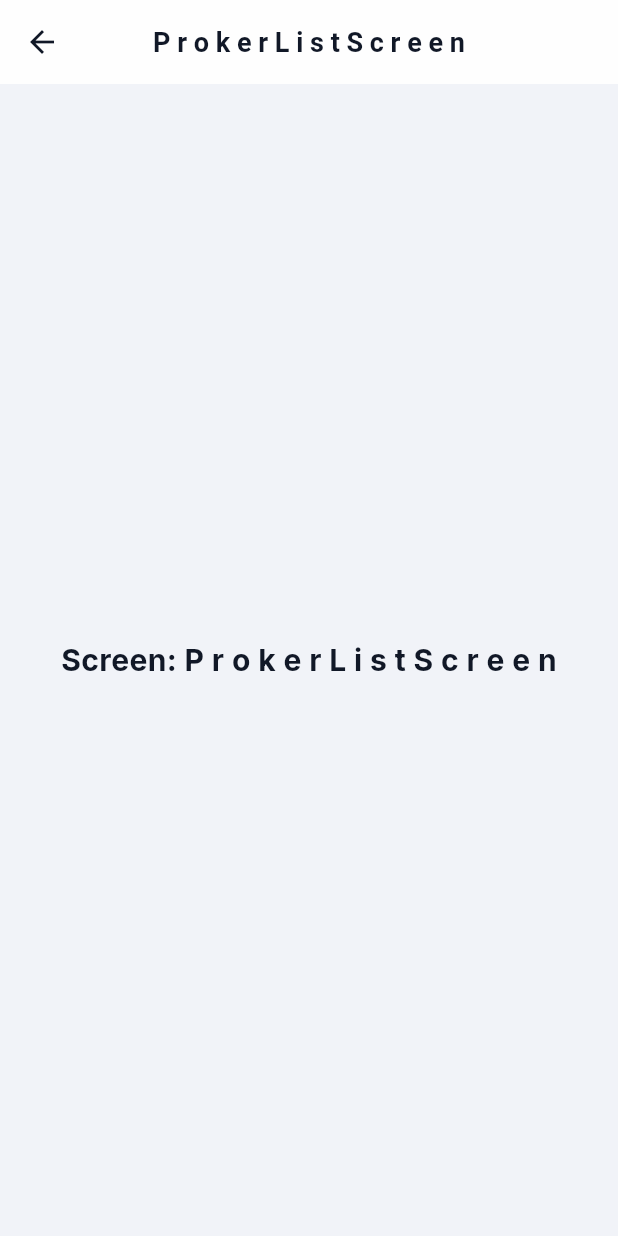
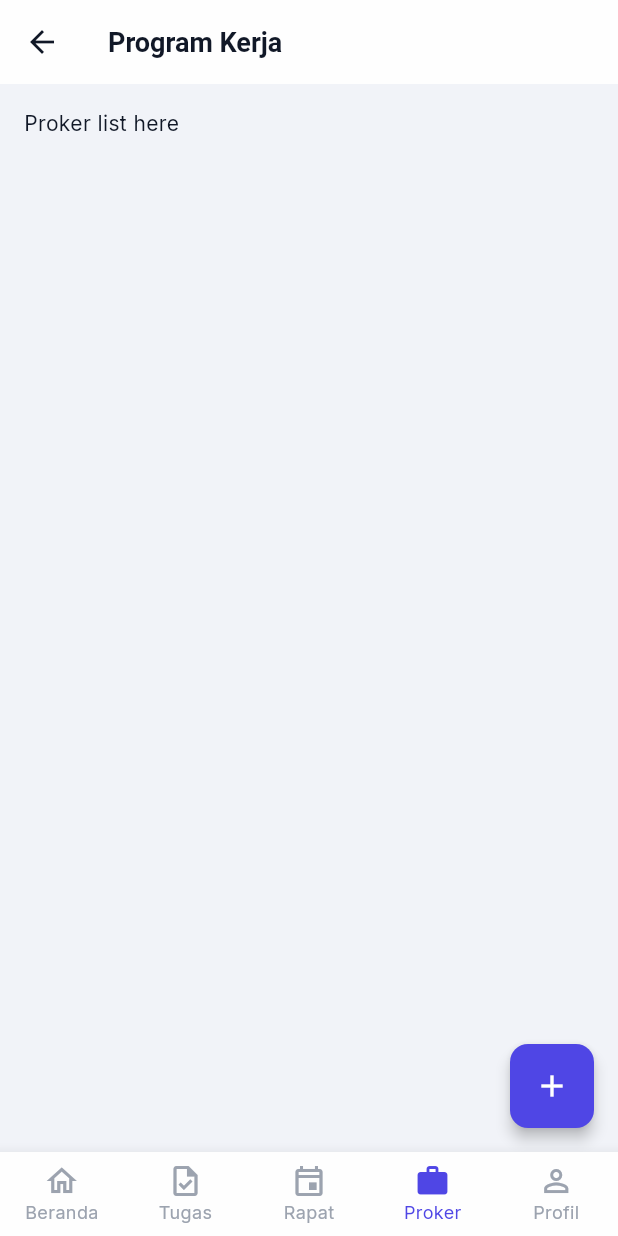
Before and after one commit to Asadell/vorka_app, a Flutter app: the ProkerListScreen screen opened by its route, on a phone screen of 412 x 824 dp. Run offline on Flutter 3.47's test engine with Material 3 defaults, Android fonts, the phone set to English and light mode, and no system bars; our stand-ins replace auto_route, cloud_firestore, firebase_auth, firebase_core, firebase_messaging, firebase_storage and 3 more; accounts and stored records are empty.

```diff
--- a/lib/config/routes/app_router.dart
+++ b/lib/config/routes/app_router.dart
@@ -1,9 +1,10 @@
 import 'package:auto_route/auto_route.dart';
-import 'package:flutter/material.dart';
+import 'package:vorka_app2/config/routes/auth_guard.dart';
 import 'package:vorka_app2/screens/auth/login_screen.dart';
 import 'package:vorka_app2/screens/auth/register_screen.dart';
 import 'package:vorka_app2/screens/chat_pdf/chat_pdf_screen.dart';
 import 'package:vorka_app2/screens/home/home_screen.dart';
+import 'package:vorka_app2/screens/main/main_screen.dart';
 import 'package:vorka_app2/screens/meetings/create_meeting_screen.dart';
 import 'package:vorka_app2/screens/meetings/meeting_detail_screen.dart';
 import 'package:vorka_app2/screens/meetings/meeting_list_screen.dart';
@@ -34,49 +35,115 @@ part 'app_router.gr.dart';
 class AppRouter extends RootStackRouter {
   @override
   List<AutoRoute> get routes => [
-    // Auth routes
-    AutoRoute(page: LoginRoute.page, initial: true),
+    // ========================================
+    // PUBLIC ROUTES (Tidak perlu login)
+    // ========================================
+    AutoRoute(
+      page: LoginRoute.page,
+      initial: true, // Initial route
+    ),
     AutoRoute(page: RegisterRoute.page),
 
-    // Onboarding routes
-    AutoRoute(page: OnboardingRoute.page),
-    AutoRoute(page: CreateOrgRoute.page),
-    AutoRoute(page: AddDepartmentsRoute.page),
-    AutoRoute(page: JoinByIdRoute.page),
-    AutoRoute(page: JoinByQrRoute.page),
-    AutoRoute(page: SelectRoleRoute.page),
+    // ========================================
+    // PROTECTED ROUTES (Harus login dulu)
+    // Tambahkan guards: [AuthGuard()]
+    // ========================================
 
-    // Main routes
-    AutoRoute(page: HomeRoute.page),
-    AutoRoute(page: StructureRoute.page),
+    // Onboarding routes (protected)
+    AutoRoute(
+      page: OnboardingRoute.page,
+      guards: [AuthGuard()], // ← PROTECT
+    ),
+    AutoRoute(
+      page: CreateOrgRoute.page,
+      guards: [AuthGuard()], // ← PROTECT
+    ),
+    AutoRoute(
+      page: AddDepartmentsRoute.page,
+      guards: [AuthGuard()], // ← PROTECT
+    ),
+    AutoRoute(
+      page: JoinByIdRoute.page,
+      guards: [AuthGuard()], // ← PROTECT
+    ),
+    AutoRoute(
+      page: JoinByQrRoute.page,
+      guards: [AuthGuard()], // ← PROTECT
+    ),
+    AutoRoute(
+      page: SelectRoleRoute.page,
+      guards: [AuthGuard()], // ← PROTECT
+    ),
 
-    // Task routes
-    AutoRoute(page: TaskListRoute.page),
-    AutoRoute(page: TaskDetailRoute.page),
-    AutoRoute(page: CreateTaskRoute.page),
+    // Main screen with bottom navigation (protected)
+    AutoRoute(
+      page: MainRoute.page,
+      guards: [AuthGuard()], // ← PROTECT SEMUA TABS
+      children: [
+        AutoRoute(page: HomeRoute.page, initial: true),
+        AutoRoute(page: TaskListRoute.page),
+        AutoRoute(page: MeetingListRoute.page),
+        AutoRoute(page: ProkerListRoute.page),
+        AutoRoute(page: ProfileRoute.page),
+      ],
+    ),
 
-    // Meeting routes
-    AutoRoute(page: MeetingListRoute.page),
-    AutoRoute(page: MeetingDetailRoute.page),
-    AutoRoute(page: CreateMeetingRoute.page),
-    AutoRoute(page: QrAttendanceRoute.page),
-
-    // Proker routes
-    AutoRoute(page: ProkerListRoute.page),
-    AutoRoute(page: ProkerDetailRoute.page),
-    // AutoRoute(page: CreateProkerStep1Route.page),
-    // AutoRoute(page: CreateProkerStep2Route.page),
-    // AutoRoute(page: CreateProkerStep3Route.page),
-    // AutoRoute(page: CreateProkerStep4Route.page),
-
-    // Notification routes
-    AutoRoute(page: NotificationRoute.page),
-    AutoRoute(page: RequestDetailRoute.page),
-
-    // Profile routes
-    AutoRoute(page: ProfileRoute.page),
-
-    // Chat PDF route
-    AutoRoute(page: ChatPdfRoute.page),
+    // All other screens (protected)
+    AutoRoute(
+      page: StructureRoute.page,
+      guards: [AuthGuard()], // ← PROTECT
+    ),
+    AutoRoute(
+      page: NotificationRoute.page,
+      guards: [AuthGuard()], // ← PROTECT
+    ),
+    AutoRoute(
+      page: RequestDetailRoute.page,
+      guards: [AuthGuard()], // ← PROTECT
+    ),
+    AutoRoute(
+      page: TaskDetailRoute.page,
+      guards: [AuthGuard()], // ← PROTECT
+    ),
+    AutoRoute(
+      page: CreateTaskRoute.page,
+      guards: [AuthGuard()], // ← PROTECT
+    ),
+    AutoRoute(
+      page: MeetingDetailRoute.page,
+      guards: [AuthGuard()], // ← PROTECT
+    ),
+    AutoRoute(
+      page: CreateMeetingRoute.page,
+      guards: [AuthGuard()], // ← PROTECT
+    ),
+    AutoRoute(
+      page: QrAttendanceRoute.page,
+      guards: [AuthGuard()], // ← PROTECT
+    ),
+    AutoRoute(
+      page: ProkerDetailRoute.page,
+      guards: [AuthGuard()], // ← PROTECT
+    ),
+    // AutoRoute(
+    //   page: CreateProkerStep1Route.page,
+    //   guards: [AuthGuard()], // ← PROTECT
+    // ),
+    // AutoRoute(
+    //   page: CreateProkerStep2Route.page,
+    //   guards: [AuthGuard()], // ← PROTECT
+    // ),
+    // AutoRoute(
+    //   page: CreateProkerStep3Route.page,
+    //   guards: [AuthGuard()], // ← PROTECT
+    // ),
+    // AutoRoute(
+    //   page: CreateProkerStep4Route.page,
+    //   guards: [AuthGuard()], // ← PROTECT
+    // ),
+    AutoRoute(
+      page: ChatPdfRoute.page,
+      guards: [AuthGuard()], // ← PROTECT
+    ),
   ];
 }
--- a/lib/main.dart
+++ b/lib/main.dart
@@ -8,7 +8,6 @@ import 'package:vorka_app2/providers/task_provider.dart';
 import 'package:vorka_app2/providers/meeting_provider.dart';
 import 'package:vorka_app2/providers/proker_provider.dart';
 import 'package:vorka_app2/providers/notification_provider.dart';
-import 'package:vorka_app2/core/utils/notification_helper.dart';
 
 void main() async {
   WidgetsFlutterBinding.ensureInitialized();
--- /dev/null
+++ b/lib/screens/main/main_screen.dart
@@ -0,0 +1,60 @@
+import 'package:auto_route/auto_route.dart';
+import 'package:flutter/material.dart';
+import 'package:vorka_app2/config/routes/app_router.dart';
+import 'package:vorka_app2/config/theme/app_colors.dart';
+
+@RoutePage()
+class MainScreen extends StatelessWidget {
+  const MainScreen({super.key});
+
+  @override
+  Widget build(BuildContext context) {
+    return AutoTabsScaffold(
+      routes: const [
+        HomeRoute(),
+        TaskListRoute(),
+        MeetingListRoute(),
+        ProkerListRoute(),
+        ProfileRoute(),
+      ],
+      bottomNavigationBuilder: (_, tabsRouter) {
+        return BottomNavigationBar(
+          currentIndex: tabsRouter.activeIndex,
+          onTap: tabsRouter.setActiveIndex,
+          type: BottomNavigationBarType.fixed,
+          selectedItemColor: AppColors.primary,
+          unselectedItemColor: AppColors.textTertiary,
+          selectedFontSize: 12,
+          unselectedFontSize: 12,
+          items: const [
+            BottomNavigationBarItem(
+              icon: Icon(Icons.home_outlined),
+              activeIcon: Icon(Icons.home),
+              label: 'Beranda',
+            ),
+            BottomNavigationBarItem(
+              icon: Icon(Icons.task_outlined),
+              activeIcon: Icon(Icons.task),
+              label: 'Tugas',
+            ),
+            BottomNavigationBarItem(
+              icon: Icon(Icons.event_outlined),
+              activeIcon: Icon(Icons.event),
+              label: 'Rapat',
+            ),
+            BottomNavigationBarItem(
+              icon: Icon(Icons.work_outline),
+              activeIcon: Icon(Icons.work),
+              label: 'Proker',
+            ),
+            BottomNavigationBarItem(
+              icon: Icon(Icons.person_outline),
+              activeIcon: Icon(Icons.person),
+              label: 'Profil',
+            ),
+          ],
+        );
+      },
+    );
+  }
+}
--- a/lib/screens/profile/profile_screen.dart
+++ b/lib/screens/profile/profile_screen.dart
@@ -1,6 +1,5 @@
 import 'package:flutter/material.dart';
 import 'package:auto_route/auto_route.dart';
-
 
 @RoutePage()
 class ProfileScreen extends StatelessWidget {
@@ -9,15 +8,13 @@ class ProfileScreen extends StatelessWidget {
   @override
   Widget build(BuildContext context) {
     return Scaffold(
-      appBar: AppBar(
-        title: Text('P r o f i l e S c r e e n'),
-        centerTitle: true,
-      ),
-      body: Center(
-        child: Text(
-          'Screen: P r o f i l e S c r e e n',
-          style: const TextStyle(fontSize: 20, fontWeight: FontWeight.bold),
-        ),
+      appBar: AppBar(title: const Text('Profil')),
+      body: ListView(
+        padding: const EdgeInsets.all(16),
+        children: [
+          // User info, stats, calendar
+          const Text('Profile here'),
+        ],
       ),
     );
   }
--- a/lib/screens/proker/proker_list_screen.dart
+++ b/lib/screens/proker/proker_list_screen.dart
@@ -1,6 +1,5 @@
 import 'package:flutter/material.dart';
 import 'package:auto_route/auto_route.dart';
-
 
 @RoutePage()
 class ProkerListScreen extends StatelessWidget {
@@ -9,15 +8,19 @@ class ProkerListScreen extends StatelessWidget {
   @override
   Widget build(BuildContext context) {
     return Scaffold(
-      appBar: AppBar(
-        title: Text('P r o k e r L i s t S c r e e n'),
-        centerTitle: true,
+      appBar: AppBar(title: const Text('Program Kerja')),
+      body: ListView(
+        padding: const EdgeInsets.all(16),
+        children: [
+          // Proker list
+          const Text('Proker list here'),
+        ],
       ),
-      body: Center(
-        child: Text(
-          'Screen: P r o k e r L i s t S c r e e n',
-          style: const TextStyle(fontSize: 20, fontWeight: FontWeight.bold),
-        ),
+      floatingActionButton: FloatingActionButton(
+        onPressed: () {
+          // context.router.push();
+        },
+        child: const Icon(Icons.add),
       ),
     );
   }
--- a/pubspec.yaml
+++ b/pubspec.yaml
@@ -47,6 +47,7 @@ dev_dependencies:
   flutter_test:
     sdk: flutter
   mocktail: ^1.0.4
+  change_app_package_name: ^1.5.0
 
 flutter:
   uses-material-design: true
```
Also changed, not shown: lib/app.dart (+12 -5 lines), lib/screens/auth/login_screen.dart (+17 -10 lines), lib/screens/home/home_screen.dart (+27 -9 lines), lib/screens/main/widgets/custom_bottom_nav_bar.dart (added, +107 -0 lines), lib/screens/meetings/meeting_list_screen.dart (+13 -9 lines), lib/screens/tasks/task_list_screen.dart (+13 -9 lines), firebase.json (added), lib/config/routes/app_router.gr.dart, lib/firebase_options.dart (added), pubspec.lock, 5 other files.
